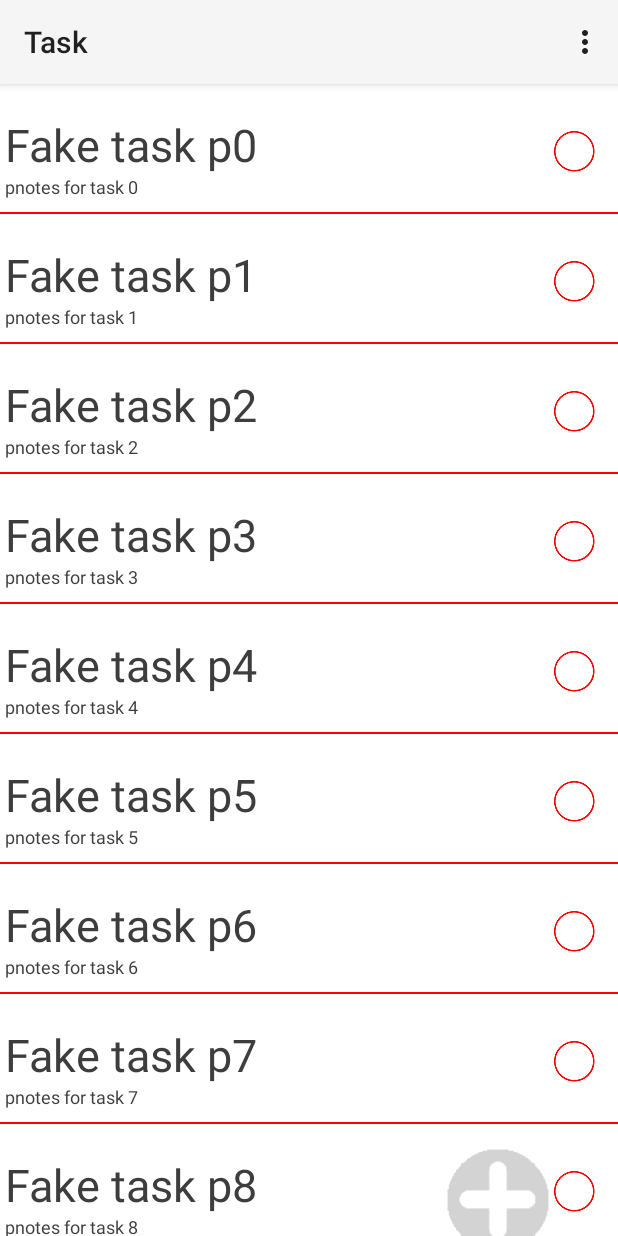
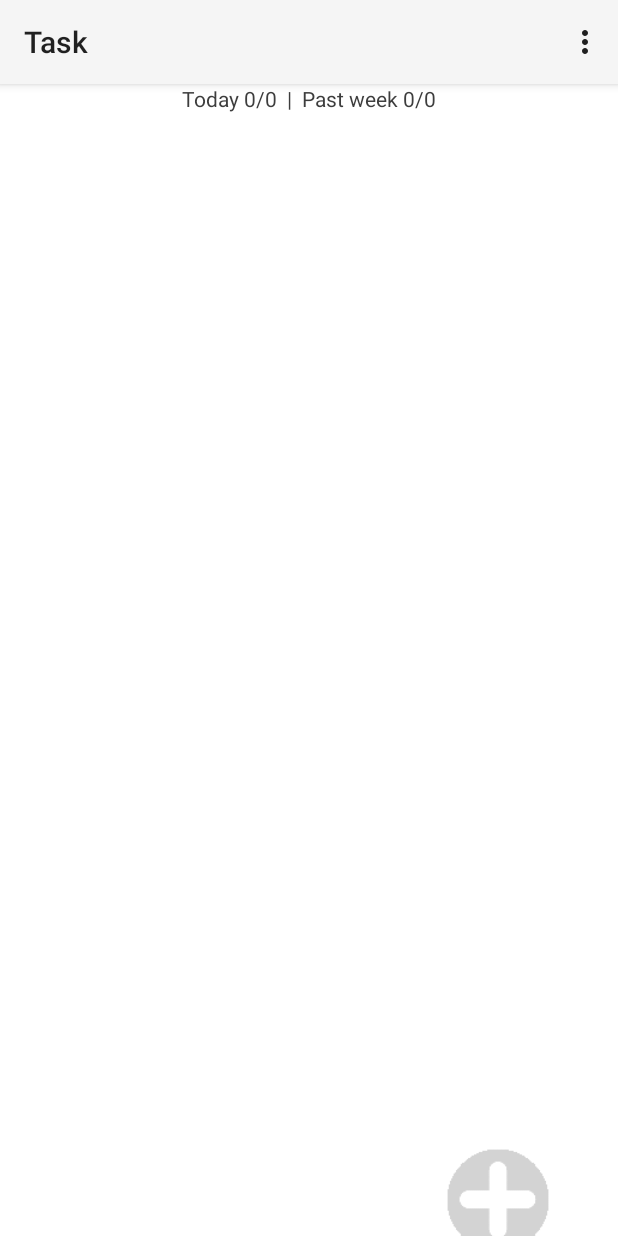
Before and after one commit to sfandy/Task, an Android app: the screen it shows after launch (TaskListActivity), on a phone screen of 412 x 824 dp. Run offline under Robolectric (Android 15) with nearby library versions, the phone set to English and light mode, and no system bars.

Commit message:
commented all classes and methods, removed unnecessary code

```diff
--- a/src/main/java/personal/andrewthompson/task/task/Constants.java
+++ b/src/main/java/personal/andrewthompson/task/task/Constants.java
@@ -3,7 +3,9 @@ package personal.andrewthompson.task.task;
 import android.graphics.Color;
 
 /**
- * Created by Andrew Thompson on 6/9/15.
+ * Created by Andy on 6/9/15.
+ *
+ * These represent the constants for Task.
  */
 public final class Constants {
     public static final String TASK_NAMES = "Task_Names_List";
@@ -22,34 +24,13 @@ public final class Constants {
 
     public static final int TASK_LIST_MONITOR_INTERVAL = 60000;
     public static final int ADD_TASK_BUTTON_OFFSET = 180;
+    public static final int DIVIDER_HEIGHT = 2;
 
     /*
      * Color constants for divider colors.
      * Index 0 corresponds to the lowest level of task completion (red).
      * Index 20 corresponds to the highest level of task completion (green).
      */
-    public static final int[] ALPHA_COLOR_LEVEL =
-            {Color.parseColor("#22FF0000"),
-             Color.parseColor("#22FF3700"),
-             Color.parseColor("#22FF5500"),
-             Color.parseColor("#22FF6600"),
-             Color.parseColor("#22FF7700"),
-             Color.parseColor("#22FF9100"),
-             Color.parseColor("#22FFA600"),
-             Color.parseColor("#22FFBB00"),
-             Color.parseColor("#22FFC400"),
-             Color.parseColor("#22FFD900"),
-             Color.parseColor("#22FFE100"),
-             Color.parseColor("#22FFEA00"),
-             Color.parseColor("#22FFF700"),
-             Color.parseColor("#22F2FF00"),
-             Color.parseColor("#22D4FF00"),
-             Color.parseColor("#22CCFF00"),
-             Color.parseColor("#22BBFF00"),
-             Color.parseColor("#22A2FF00"),
-             Color.parseColor("#228CFF00"),
-             Color.parseColor("#227BFF00"),
-             Color.parseColor("#2262FF00")};
     public static final int[] COLOR_LEVEL =
             {Color.parseColor("#FF0000"),
              Color.parseColor("#FF3700"),
--- a/src/main/java/personal/andrewthompson/task/task/OnFragmentCompleteListener.java
+++ b/src/main/java/personal/andrewthompson/task/task/OnFragmentCompleteListener.java
@@ -1,7 +1,14 @@
 package personal.andrewthompson.task.task;
 
 /**
- * Created by Andrew Thompson on 6/10/15.
+ * Created by Andy on 6/10/15.
+ *
+ * This interface is used to pass data from a fragment to an Activity.
+ * The activity must implement this interface, overriding the two methods as needed.
+ * Fragments must also have a reference to an OnFragmentCompleteListener, which is
+ * set in by overriding the onAttach method. When a fragment wants to send information
+ * back to the activity, it calls one of the below methods on its OnFragmentCompleteListener
+ * reference, passing the necessary information through the method call.
  */
 public interface OnFragmentCompleteListener {
     /**
@@ -11,7 +18,7 @@ public interface OnFragmentCompleteListener {
      * @param notes The notes of the task
      * @param position The task to be removed from previous task list
      */
-    public abstract void onNewTaskComplete(String name, String notes, int position);
+    void onNewTaskComplete(String name, String notes, int position);
 
     /**
      * This method is used as a callback when an EditTaskFragment is opened, in order to
@@ -20,5 +27,5 @@ public interface OnFragmentCompleteListener {
      * @param notes The updated notes of the task
      * @param position The position of the task to be modified.
      */
-    public abstract void onEditTaskComplete(String name, String notes, int position);
+    void onEditTaskComplete(String name, String notes, int position);
 }
--- a/src/main/java/personal/andrewthompson/task/task/TaskList.java
+++ b/src/main/java/personal/andrewthompson/task/task/TaskList.java
@@ -20,6 +20,7 @@ import java.util.Vector;
 
 import static personal.andrewthompson.task.task.Constants.COLOR_LEVEL;
 import static personal.andrewthompson.task.task.Constants.DAY_IN_HOURS;
+import static personal.andrewthompson.task.task.Constants.DIVIDER_HEIGHT;
 import static personal.andrewthompson.task.task.Constants.EDIT_TASK_FRAGMENT;
 import static personal.andrewthompson.task.task.Constants.PAST_TASK_LIFESPAN;
 import static personal.andrewthompson.task.task.Constants.TASK_LIST_MONITOR_INTERVAL;
@@ -29,15 +30,20 @@ import static personal.andrewthompson.task.task.Constants.TASK_NOTE;
 import static personal.andrewthompson.task.task.Constants.WEEK_IN_HOURS;
 
 /**
- * Created by Andrew Thompson on 6/8/15.
+ * Created by Andy on 6/8/15.
  *
+ * This class represents the list of tasks.
+ * It handles adding of new tasks, completion of tasks, saving of completed or expired
+ * tasks from the past week (so they can be quickly added back to the currentTasks),
+ * and monitoring of the current tasks so that they are only present for 24 hours from
+ * their date of creation.
  */
 public class TaskList {
     private final FragmentManager fragManager;
     private ListView listView;
     private Vector<Task> weeklyTasks, currentTasks, pastTasks;
     private ArrayAdapter<Task> taskAdapter;
-    private TextView footer;
+    private TextView header;
     private final Handler handler = new Handler();
     private final Runnable updateResults = new Runnable() {
         public void run() {
@@ -51,12 +57,14 @@ public class TaskList {
      * Constructor for a TaskList.
      * @param context the context this Task list is in
      */
-    public TaskList(Context context, ListView lView, TextView f, FragmentManager fm) {
+    public TaskList(Context context, ListView lView, TextView h, FragmentManager fm) {
         // set up current and past tasks
         currentTasks = new Vector<Task>();
         pastTasks = new Vector<Task>();
         weeklyTasks = new Vector<Task>();
-        addTestTaskData(10);
+
+        // un-comment this when testing to fill taskList with 10 tasks immediately
+//        addTestTaskData(10);
 
         fragManager = fm;
 
@@ -69,8 +77,9 @@ public class TaskList {
 
         colorDivider();
 
-        // set up footer
-        footer = f;
+        // set up header
+        header = h;
+        updateHeader();
 
         startTaskMonitoring();
     }
@@ -81,7 +90,7 @@ public class TaskList {
     public void colorDivider() {
         int color = getUIColor();
         listView.setDivider(new ColorDrawable(color));
-        listView.setDividerHeight(2);
+        listView.setDividerHeight(DIVIDER_HEIGHT);
     }
 
     /**
@@ -99,6 +108,7 @@ public class TaskList {
                         monitorTaskList(weeklyTasks, WEEK_IN_HOURS);
                         monitorTaskList(pastTasks, PAST_TASK_LIFESPAN);
 
+                        // update the header and UI color
                         handler.post(updateResults);
 
                         Thread.sleep(TASK_LIST_MONITOR_INTERVAL);
@@ -118,6 +128,7 @@ public class TaskList {
      * @param n the number of hours old any tasks in the list can be
      */
     private void monitorTaskList(Vector<Task> taskList, Long n) {
+        // make list of all tasks older than the specified age (n hours)
         Vector<Task> tasksToRemove = new Vector<Task>();
         for (Task task: taskList) {
             if (!task.isWithinPastNHours(n)) {
@@ -125,6 +136,7 @@ public class TaskList {
             }
         }
 
+        // remove old tasks from the taskList
         for (Task toRemove: tasksToRemove) {
             taskList.remove(toRemove);
         }
@@ -141,6 +153,10 @@ public class TaskList {
         colorDivider();
     }
 
+    /**
+     * Public method to allow activities containing a TaskList to call
+     * notifyDataSetChanged() on their taskList object.
+     */
     public void updateList() {
         taskAdapter.notifyDataSetChanged();
     }
@@ -174,23 +190,36 @@ public class TaskList {
     }
 
     /**
-     * This method updates the footer.
+     * This method updates the header.
      */
     public void updateHeader() {
         String result = "Today " + getDailyCompleted() + "/" + getDailyCount()
                 + "  |  Past week " + getWeeklyCompleted() + "/" + getWeeklyCount();
-        footer.setText(result);
+        header.setText(result);
     }
 
+    /**
+     * This method returns a double (corresponding to a color) that is representative
+     * of how many tasks the user has completed in the past day and week.
+     * @return returns a double corresponding to a color value
+     */
     public double getUIColorWeight() {
         return 15.0 * ((double) getDailyCompleted() / (double) getDailyCount())
                 + 5.0 * ((double) getWeeklyCompleted() / (double) getWeeklyCount());
     }
 
+    /**
+     * This method returns a color from the array of colors in Constants.java
+     * @return a color from the array of colors in Constants.java
+     */
     public int getUIColor() {
         return COLOR_LEVEL[(int) getUIColorWeight()];
     }
 
+    /**
+     * Private method that counts how many tasks have been completed in the past 24 hours.
+     * @return an integer count of completed tasks in the past 24 hours.
+     */
     private int getDailyCompleted() {
         int dailyComp = 0;
         for (Task t: weeklyTasks) {
@@ -201,6 +230,10 @@ public class TaskList {
         return dailyComp;
     }
 
+    /**
+     * Private method that counts how many tasks have been created in the past 24 hours.
+     * @return an integer count of created tasks in the past 24 hours.
+     */
     private int getDailyCount() {
         int dailyCount = 0;
         for (Task t: weeklyTasks) {
@@ -211,6 +244,10 @@ public class TaskList {
         return dailyCount;
     }
 
+    /**
+     * Private method that counts how many tasks have been completed in the past week.
+     * @return an integer count of completed tasks in the past week.
+     */
     private int getWeeklyCompleted() {
         int weeklyComp = 0;
         for (Task t: weeklyTasks) {
@@ -232,6 +269,13 @@ public class TaskList {
         private Vector<Task> daily, past;
         private float screenWidthDP, screenDensity, availableRoom;
 
+        /**
+         * Constructor for the TaskAdapter.
+         * Also saves information about screen dimensions
+         * @param c context
+         * @param d daily tasks
+         * @param p past tasks
+         */
         public TaskAdapter(Context c, Vector<Task> d, Vector<Task> p) {
             super(c, 0, d);
             daily = d;
@@ -241,6 +285,10 @@ public class TaskList {
             availableRoom = screenWidthDP - 60;
         }
 
+        /**
+         * Removes a task from the list of daily tasks.
+         * @param t the task to be removed
+         */
         public void removeFromDaily(Task t) {
             super.remove(t);
             daily.remove(t);
@@ -249,6 +297,11 @@ public class TaskList {
         }
 
         @Override
+        /**
+         * Overrides getView.
+         * Sets up the name and notes of a task, the button to complete each task
+         * and allows for editing of task name and notes
+         */
         public View getView(final int position, View convertView, ViewGroup parent) {
             View view = convertView;
             // Check if an existing view is being reused, otherwise inflate the view
@@ -290,6 +343,8 @@ public class TaskList {
                 }
             });
 
+            // allow each task to be clicked on to bring up a fragment to edit the task
+            // name and notes
             view.setOnClickListener(new View.OnClickListener() {
                 @Override
                 public void onClick(View v) {
@@ -310,16 +365,39 @@ public class TaskList {
             return view;
         }
 
+        /**
+         * This method converts pixels to dp.
+         * @param px the number of pixels to be converted
+         * @return returns a pixel value in dp
+         */
         private float pixelsToDP(float px) {
             return (px - .5f) / screenDensity;
         }
 
+        /**
+         * This method converts dp to pixels.
+         * @param dp the number of dp to be converted
+         * @return returns a dp value in pixels
+         */
         private float dpToPixels(float dp) {
             return (dp * screenDensity) + .5f;
         }
 
+        /**
+         * This method changes the done button of a task to the appropriate color
+         * and state (with or without a check mark).
+         * If pressed is true, the done button will be represented by a circle with
+         * a check mark inside. If false, the done button will be represented by
+         * an empty circle. Buttons are also set to the appropriate color, determined
+         * by a call to getUIColorWeight().
+         * @param button the button to be set
+         * @param pressed whether the button is currently pressed or not
+         */
         private void changeDoneButtonColor(ImageButton button, boolean pressed) {
+            // get the appropriate color of the button
             int color = (int) getUIColorWeight();
+
+            // set the button to the correct color and state
             switch(color) {
                 case 1:
                     if (pressed) {
@@ -472,6 +550,12 @@ public class TaskList {
         }
     }
 
+    /**
+     * Private method to add n Tasks to a tasklist.
+     * This method is used for testing purposes to artificially fill a task list
+     * for testing purposes.
+     * @param nTasks the number of fake tasks to create
+     */
     private void addTestTaskData(int nTasks) {
         for (int i = 0; i < nTasks; i++) {
             Task t = new Task("Fake task p" + i, "pnotes for task " + i);
--- a/src/main/java/personal/andrewthompson/task/task/TaskListActivity.java
+++ b/src/main/java/personal/andrewthompson/task/task/TaskListActivity.java
@@ -14,10 +14,20 @@ import android.widget.TextView;
 
 import static personal.andrewthompson.task.task.Constants.ADD_TASK_BUTTON_OFFSET;
 import static personal.andrewthompson.task.task.Constants.ADD_TASK_FRAGMENT;
+import static personal.andrewthompson.task.task.Constants.LIST_COLOR;
+import static personal.andrewthompson.task.task.Constants.TASK_NAMES;
+import static personal.andrewthompson.task.task.Constants.TASK_NOTES;
 
+/**
+ * Created by Andy on 6/10/15.
+ *
+ * This class is the main activity of Task.
+ * It contains a taskList, has a header displaying your degree of success in completing tasks
+ * in the past 24 hours and week, has a button to add new tasks and allows for the user to
+ * mark tasks as completed.
+ */
 public class TaskListActivity extends ActionBarActivity implements OnFragmentCompleteListener {
     private TaskList taskList;
-    private TextView header;
     private FragmentManager fragManager;
     private boolean dragging = false;
     private final Handler dragHandler = new Handler();
@@ -28,15 +38,21 @@ public class TaskListActivity extends ActionBarActivity implements OnFragmentCom
     };
 
     @Override
+    /**
+     * Overriding the onCreate method.
+     * The task list is set up, the initial header is created and the add new
+     * task button is placed in an appropriate position on the screen (while
+     * also allowing the user to drag the button to a more convenient location
+     * to accomodate lefties, etc.).
+     */
     protected void onCreate(Bundle savedInstanceState) {
         super.onCreate(savedInstanceState);
         setContentView(R.layout.activity_list);
 
         fragManager = getSupportFragmentManager();
-        header = (TextView) findViewById(R.id.header);
+        TextView header = (TextView) findViewById(R.id.header);
         ListView lview = (ListView) findViewById(R.id.taskListView);
         taskList = new TaskList(this, lview, header, fragManager);
-        taskList.updateHeader();
 
         // set position of add task button
         final ImageButton addButton = (ImageButton) findViewById(R.id.addTaskButton);
@@ -70,7 +86,14 @@ public class TaskListActivity extends ActionBarActivity implements OnFragmentCom
                     if (!dragging) {
                         dragHandler.removeCallbacks(addLongPressed);
                         addButton.setBackgroundResource(R.drawable.add_button);
-                        AddTaskTabFragment frag = AddTaskTabFragment.newInstance(taskList.getNamesArray(), taskList.getNotesArray(), taskList.getUIColor());
+
+                        // create a fragment for adding tasks (new or old)
+                        Bundle bdl = new Bundle(3);
+                        bdl.putStringArray(TASK_NAMES, taskList.getNamesArray());
+                        bdl.putStringArray(TASK_NOTES, taskList.getNotesArray());
+                        bdl.putInt(LIST_COLOR, taskList.getUIColor());
+                        AddTaskTabFragment frag = new AddTaskTabFragment();
+                        frag.setArguments(bdl);
                         frag.show(fragManager, ADD_TASK_FRAGMENT);
                     }
                     dragging = false;
@@ -105,6 +128,7 @@ public class TaskListActivity extends ActionBarActivity implements OnFragmentCom
      * This method receives data from an AddTaskTabFragment.
      */
     public void onNewTaskComplete(String name, String notes, int position) {
+        // tasks are only added if they contain a valid name
         if (name.length() > 0) {
             Task task = new Task(name, notes);
             taskList.addToListAndUpdate(task);
--- a/src/main/res/layout/activity_list.xml
+++ b/src/main/res/layout/activity_list.xml
@@ -11,7 +11,6 @@
         android:layout_alignParentTop="true"
         android:layout_width="wrap_content"
         android:layout_height="22dp"
-        android:layout_alignParentBottom="true"
         android:layout_centerHorizontal="true"
         android:textColor="@color/Text_Color"
         android:background="@color/Banner_Color"/>
@@ -20,6 +19,7 @@
         android:id="@+id/middleOfList"
         android:layout_width="match_parent"
         android:layout_height="match_parent"
+        android:layout_below="@id/header"
         android:background="@color/Background_Color" >
 
         <ListView
```
Also changed, not shown: src/main/java/personal/andrewthompson/task/task/AddNewTaskFragment.java (+12 -0 lines), src/main/java/personal/andrewthompson/task/task/AddPastTaskFragment.java (+25 -9 lines), src/main/java/personal/andrewthompson/task/task/AddTaskTabFragment.java (+15 -13 lines), src/main/java/personal/andrewthompson/task/task/EditTaskFragment.java (+7 -0 lines), src/main/java/personal/andrewthompson/task/task/Task.java (+13 -5 lines).
